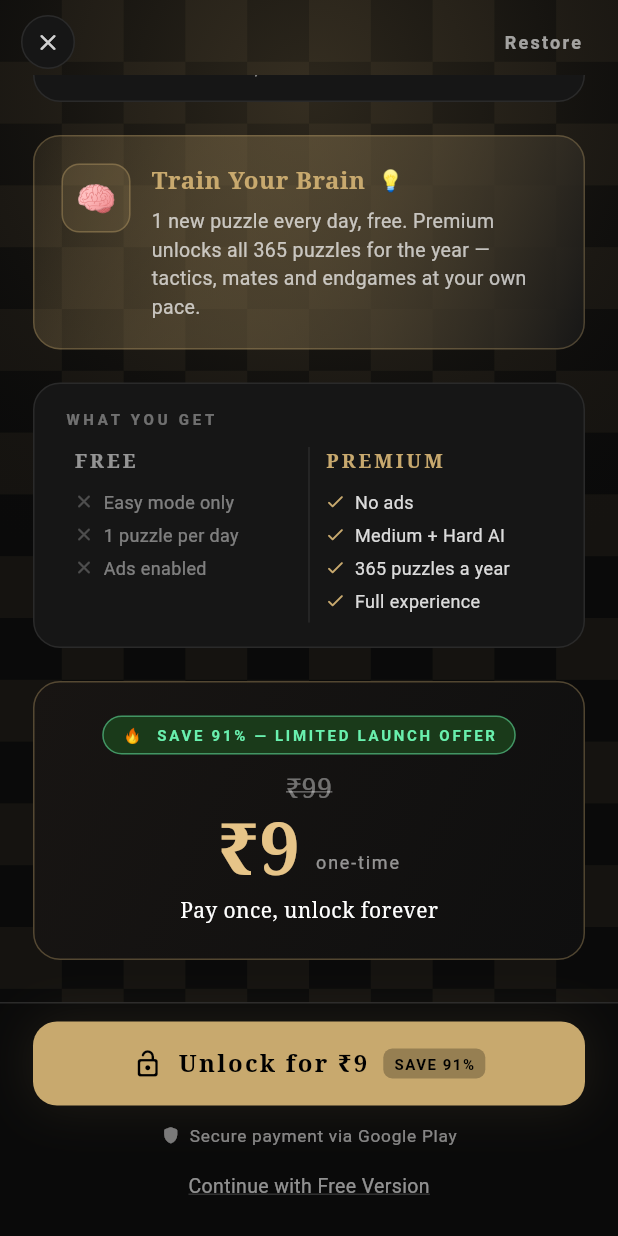
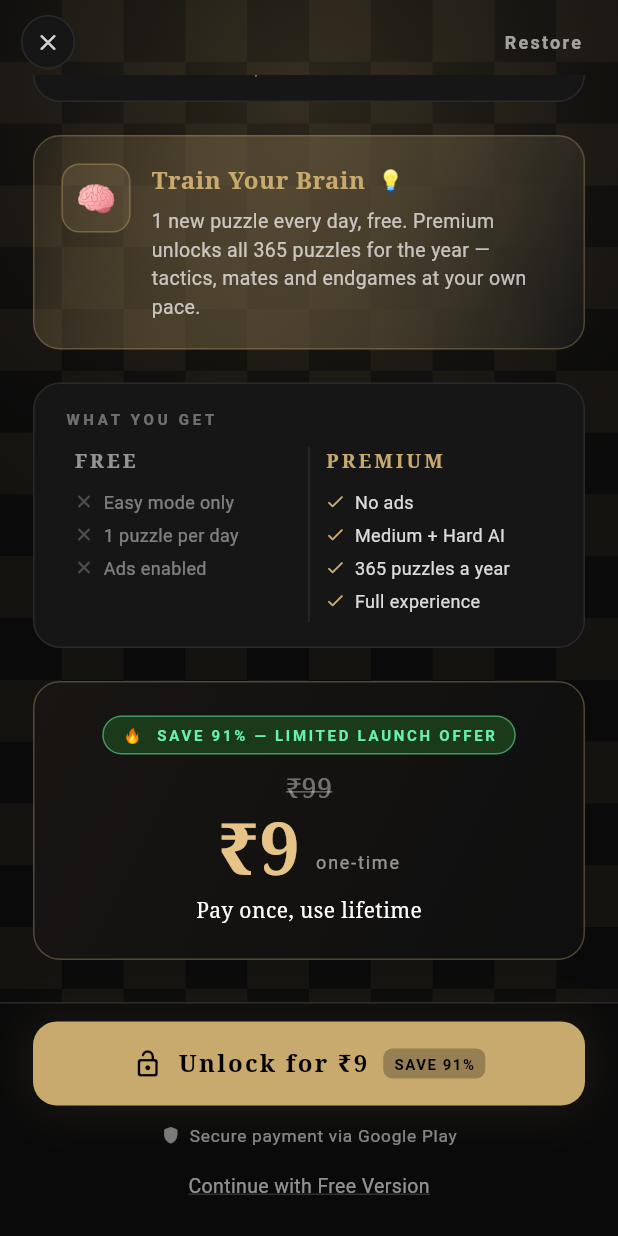
Before and after one commit to Neelam735/chess, a Flutter app: the PaywallScreen screen opened directly, scrolled down 650 dp, on a phone screen of 412 x 824 dp. Run offline on Flutter 3.47's test engine with Material 3 defaults, Android fonts, the phone set to English and light mode, and no system bars; our stand-ins replace google_mobile_ads, in_app_purchase, shared_preferences; accounts and stored records are empty.

Commit message:
Update price block tagline to 'Pay once, use lifetime'
https://claude.ai/code/session_01SjYBnku8JXYamhE2AJ9Heq

```diff
--- a/lib/paywall_screen.dart
+++ b/lib/paywall_screen.dart
@@ -611,7 +611,7 @@ class _PriceBlock extends StatelessWidget {
                   ),
                   const SizedBox(height: 6),
                   const Text(
-                    'Pay once, unlock forever',
+                    'Pay once, use lifetime',
                     style: TextStyle(
                       fontFamily: 'serif',
                       fontSize: 14,
```
